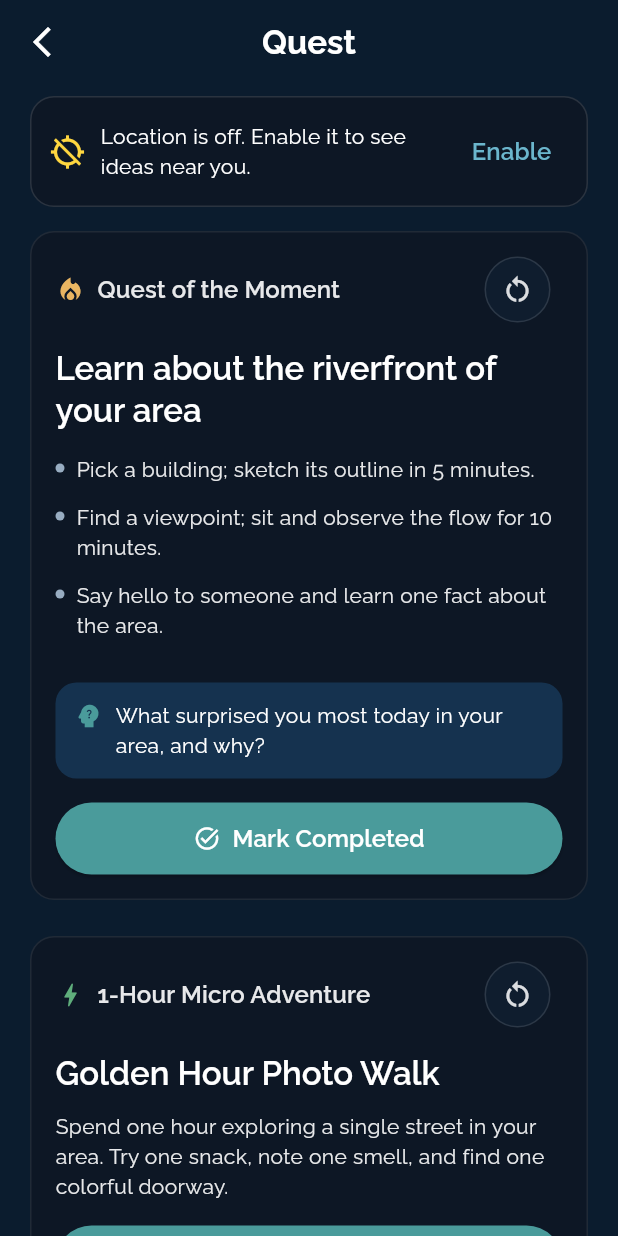
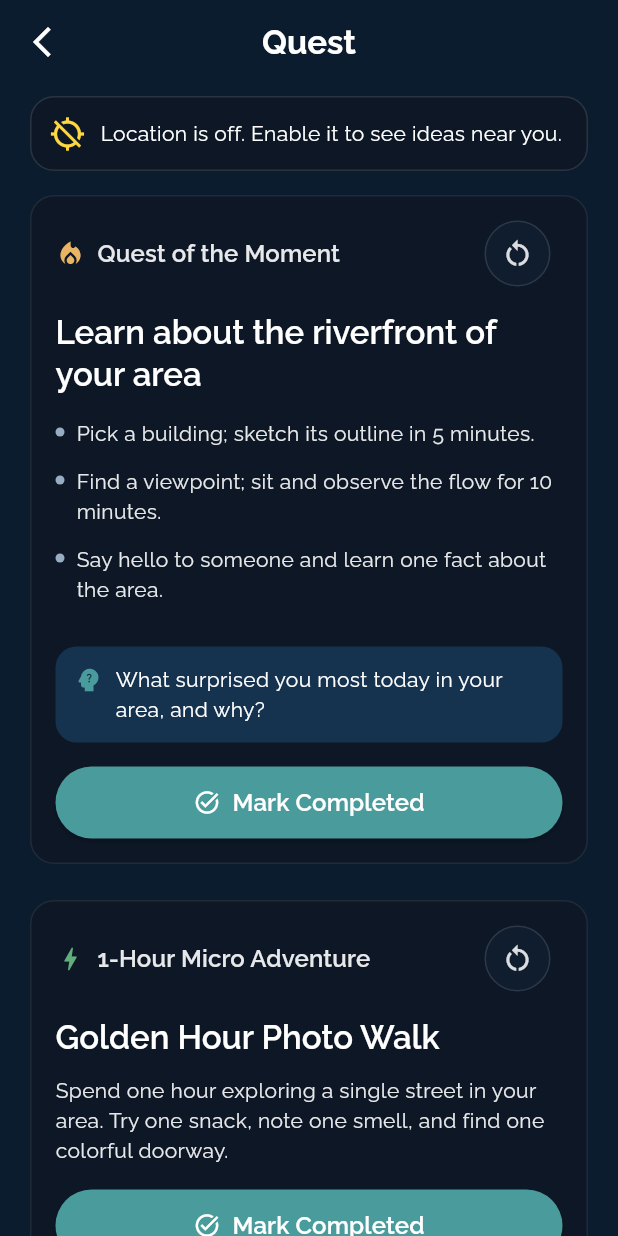
Before and after one commit to ashishpanjwani/awe, a Flutter app: the QuestScreen screen opened by its route, on a phone screen of 412 x 824 dp. Run offline on Flutter 3.47's test engine with Material 3 defaults, Android fonts, the light colour scheme and no system bars; our stand-ins replace cloud_firestore, dio, equatable, firebase_ai, firebase_auth, firebase_core and 8 more; missing offline and left inert: dart:html, flutter_custom_tabs; accounts and stored records are empty; network calls fail; statements that could not run were skipped.

Commit message:
Few optimizations

```diff
--- a/lib/screens/quest_screen.dart
+++ b/lib/screens/quest_screen.dart
@@ -125,10 +125,10 @@ class _QuestScreenState extends State<QuestScreen> {
                                         ?.copyWith(color: FlowColors.textLight),
                                   ),
                                 ),
-                                TextButton(
-                                  onPressed: _enableLocationAndRefresh,
-                                  child: const Text('Enable'),
-                                )
+                                // TextButton(
+                                //   onPressed: _enableLocationAndRefresh,
+                                //   child: const Text('Enable'),
+                                // )
                               ],
                             ),
                           ),
```
